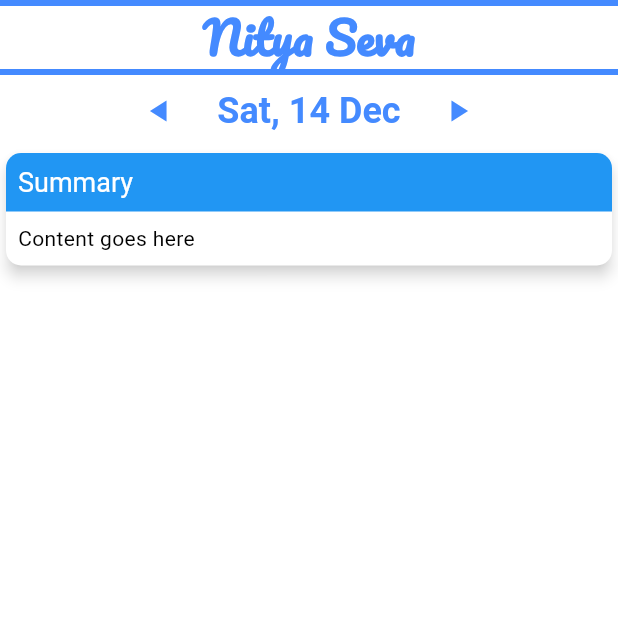
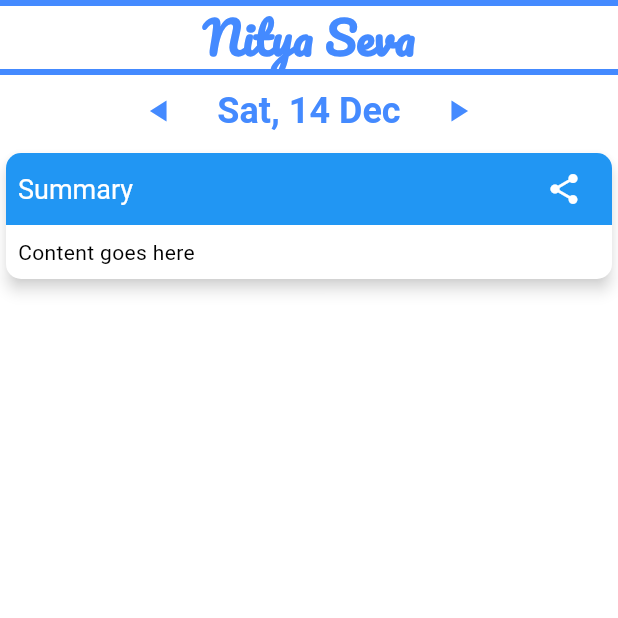
Before and after one commit to jayantadn/vkhillseva, a Flutter app: the screen it shows after launch, on a phone screen of 412 x 824 dp, the top half of it. Run offline on Flutter 3.47's test engine with Material 3 defaults, Android fonts, the phone set to English and light mode, and no system bars; our stand-ins replace firebase_core, google_fonts, synchronized; accounts and stored records are empty; Roboto replaces fonts that are missing (Mogra).

Commit message:
Enhance DaySummary widget layout with share functionality and improved padding

```diff
--- a/lib/nitya_seva/day_summary.dart
+++ b/lib/nitya_seva/day_summary.dart
@@ -46,12 +46,23 @@ class _DaySummaryState extends State<DaySummary> {
                 topRight: Radius.circular(10.0),
               ),
             ),
-            padding: EdgeInsets.all(8.0),
-            child: Text(
-              "Summary",
-              style: Theme.of(context).textTheme.headlineMedium?.copyWith(
-                    color: Colors.white,
-                  ),
+            padding: EdgeInsets.symmetric(vertical: 0.0, horizontal: 8.0),
+            child: Row(
+              mainAxisAlignment: MainAxisAlignment.spaceBetween,
+              children: [
+                Text(
+                  "Summary",
+                  style: Theme.of(context).textTheme.headlineMedium?.copyWith(
+                        color: Colors.white,
+                      ),
+                ),
+                IconButton(
+                  icon: Icon(Icons.share, color: Colors.white),
+                  onPressed: () {
+                    // Add your share functionality here
+                  },
+                ),
+              ],
             ),
           ),
           Padding(
```
